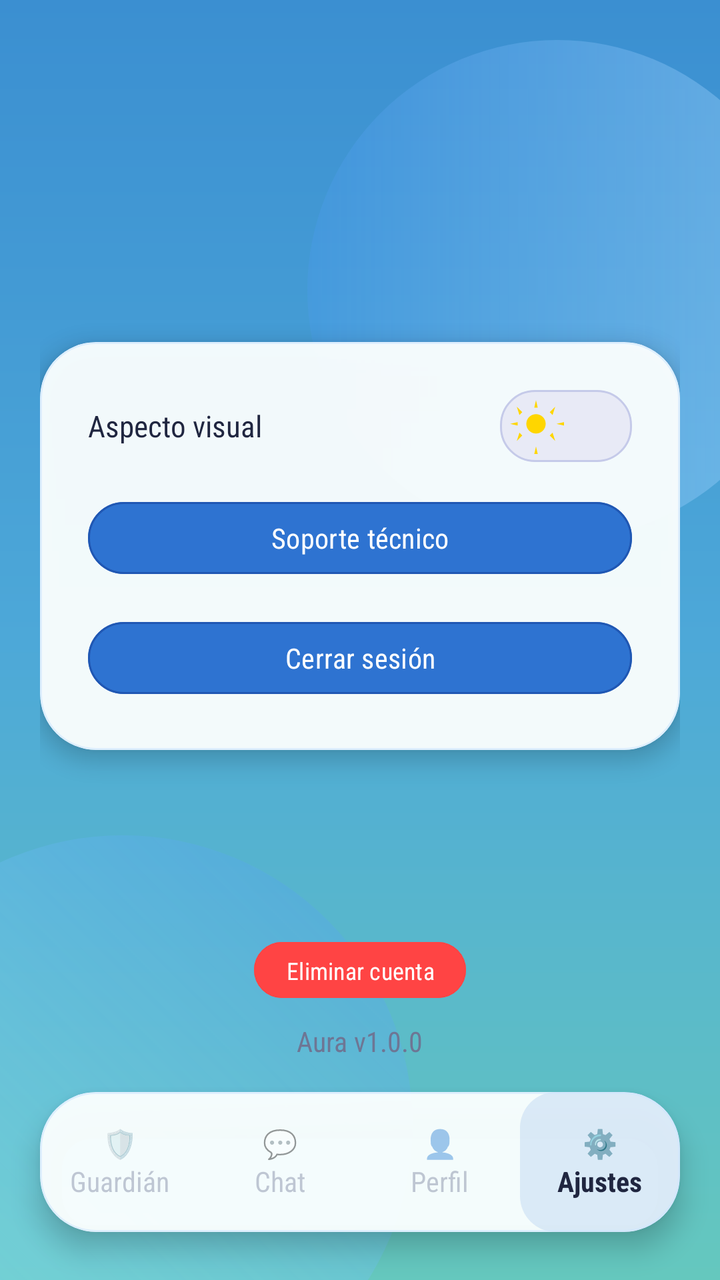
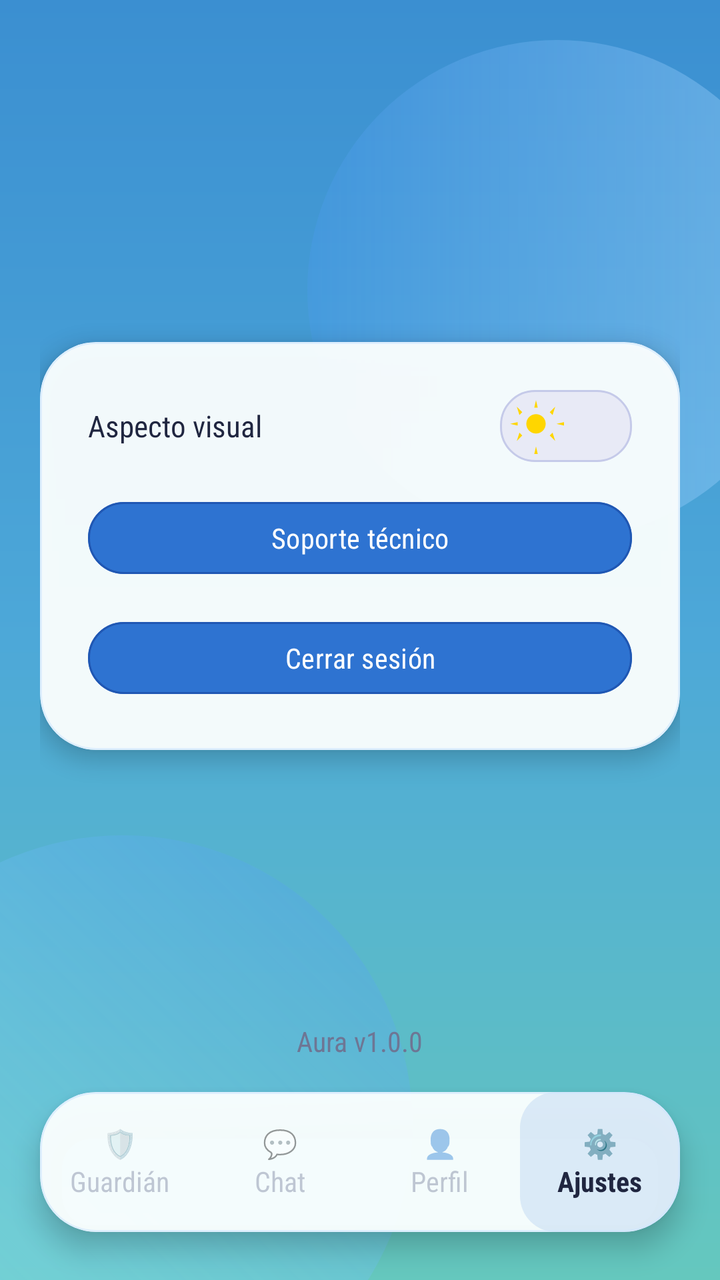

Compare the two renders of this Android layout. The source of the first and the diff that turns it into the second are given below.
<!-- AndroidManifest.xml: application theme Theme.Aura -->
<!-- res/layout/pantalla_ajustes.xml -->
<?xml version="1.0" encoding="utf-8"?>
<RelativeLayout xmlns:android="http://schemas.android.com/apk/res/android"
    xmlns:app="http://schemas.android.com/apk/res-auto"
    xmlns:tools="http://schemas.android.com/tools"
    android:id="@+id/main_ajustes"
    android:layout_width="match_parent"
    android:layout_height="match_parent"
    android:background="@drawable/bg_login_gradient"
    android:clipChildren="false"
    android:clipToPadding="false"
    tools:context=".PantallaAjustes">

    
    <View
        android:id="@+id/blobTopAjustes"
        android:layout_width="250dp"
        android:layout_height="250dp"
        android:layout_alignParentEnd="true"
        android:layout_marginTop="20dp"
        android:layout_marginEnd="-44dp"
        android:background="@drawable/bg_login_blob_top" />

    <View
        android:id="@+id/blobBottomAjustes"
        android:layout_width="290dp"
        android:layout_height="290dp"
        android:layout_alignParentStart="true"
        android:layout_alignParentBottom="true"
        android:layout_marginStart="-84dp"
        android:layout_marginBottom="-68dp"
        android:background="@drawable/bg_login_blob_bottom" />


    
    <com.google.android.material.card.MaterialCardView
        android:id="@+id/cardBottomNav"
        android:layout_width="match_parent"
        android:layout_height="70dp"
        android:layout_alignParentBottom="true"
        android:layout_marginHorizontal="20dp"
        android:layout_marginBottom="24dp"
        app:cardBackgroundColor="@color/login_card_bg"
        app:cardCornerRadius="28dp"
        app:cardElevation="8dp"
        app:strokeColor="@color/login_card_stroke"
        app:strokeWidth="1dp">

        <LinearLayout
            android:layout_width="match_parent"
            android:layout_height="match_parent"
            android:orientation="horizontal"
            android:gravity="center"
            android:weightSum="4">

            <LinearLayout
                android:id="@+id/navPaginaGuardian"
                android:layout_width="0dp"
                android:layout_height="match_parent"
                android:layout_weight="1"
                android:gravity="center"
                android:orientation="vertical"
                android:clickable="true"
                android:focusable="true"
                android:alpha="0.4">
                <TextView
                    android:id="@+id/tvNavPrincipalIcono"
                    android:layout_width="wrap_content"
                    android:layout_height="wrap_content"
                    android:text="🛡️"
                    android:textSize="14sp" />
                <TextView
                    android:id="@+id/tvNavPrincipalTexto"
                    android:layout_width="wrap_content"
                    android:layout_height="wrap_content"
                    android:fontFamily="sans-serif-condensed"
                    android:text="Guardián"
                    android:textColor="@color/aura_text_hint"
                    android:textSize="14sp" />
            </LinearLayout>

            <LinearLayout
                android:id="@+id/navChat"
                android:layout_width="0dp"
                android:layout_height="match_parent"
                android:layout_weight="1"
                android:gravity="center"
                android:orientation="vertical"
                android:clickable="true"
                android:focusable="true"
                android:alpha="0.4">
                <FrameLayout
                    android:layout_width="wrap_content"
                    android:layout_height="wrap_content">
                    <TextView
                        android:layout_width="wrap_content"
                        android:layout_height="wrap_content"
                        android:text="💬"
                        android:textSize="14sp" />
                    <TextView
                        android:id="@+id/tvChatBadge"
                        android:layout_width="wrap_content"
                        android:layout_height="wrap_content"
                        android:layout_gravity="end|top"
                        android:layout_marginStart="12dp"
                        android:layout_marginTop="0dp"
                        android:background="@drawable/bg_chat_badge"
                        android:gravity="center"
                        android:minWidth="18dp"
                        android:minHeight="20dp"
                        android:paddingLeft="4dp"
                        android:paddingTop="2dp"
                        android:paddingRight="4dp"
                        android:paddingBottom="2dp"
                        android:includeFontPadding="false"
                        android:textColor="@android:color/white"
                        android:textSize="10sp"
                        android:textStyle="bold"
                        android:visibility="gone" />
                </FrameLayout>
                <TextView
                    android:layout_width="wrap_content"
                    android:layout_height="wrap_content"
                    android:fontFamily="sans-serif-condensed"
                    android:text="Chat"
                    android:textColor="@color/aura_text_hint"
                    android:textSize="14sp" />
            </LinearLayout>

            <LinearLayout
                android:id="@+id/navPerfil"
                android:layout_width="0dp"
                android:layout_height="match_parent"
                android:layout_weight="1"
                android:gravity="center"
                android:orientation="vertical"
                android:clickable="true"
                android:focusable="true"
                android:alpha="0.4">
                <TextView
                    android:layout_width="wrap_content"
                    android:layout_height="wrap_content"
                    android:text="👤"
                    android:textSize="14sp" />
                <TextView
                    android:layout_width="wrap_content"
                    android:layout_height="wrap_content"
                    android:fontFamily="sans-serif-condensed"
                    android:text="Perfil"
                    android:textColor="@color/aura_text_hint"
                    android:textSize="14sp" />
            </LinearLayout>

            <LinearLayout
                android:id="@+id/navConfiguraciones"
                android:layout_width="0dp"
                android:layout_height="match_parent"
                android:layout_weight="1"
                android:gravity="center"
                android:orientation="vertical"
                android:clickable="true"
                android:focusable="true"
                android:background="@drawable/bg_nav_active">
                <TextView
                    android:layout_width="wrap_content"
                    android:layout_height="wrap_content"
                    android:text="⚙️"
                    android:textSize="14sp" />
                <TextView
                    android:layout_width="wrap_content"
                    android:layout_height="wrap_content"
                    android:fontFamily="sans-serif-condensed"
                    android:text="Ajustes"
                    android:textColor="@color/aura_text_primary"
                    android:textSize="14sp"
                    android:textStyle="bold" />
            </LinearLayout>
        </LinearLayout>
    </com.google.android.material.card.MaterialCardView>

    
    <ScrollView
        android:layout_width="match_parent"
        android:layout_height="match_parent"
        android:layout_above="@+id/cardBottomNav"
        android:fillViewport="true"
        android:fadeScrollbars="false"
        android:scrollbars="none">

        <RelativeLayout
            android:layout_width="match_parent"
            android:layout_height="wrap_content"
            android:gravity="center"
            android:padding="20dp">

            <com.google.android.material.card.MaterialCardView
                android:id="@+id/cardAjustes"
                android:layout_width="match_parent"
                android:layout_height="wrap_content"
                android:layout_centerInParent="true"
                app:cardBackgroundColor="@color/login_card_bg"
                app:cardCornerRadius="28dp"
                app:cardElevation="6dp"
                app:strokeColor="@color/login_card_stroke"
                app:strokeWidth="1dp">

                <LinearLayout
                    android:layout_width="match_parent"
                    android:layout_height="wrap_content"
                    android:orientation="vertical"
                    android:padding="24dp">

            
            <LinearLayout
                android:layout_width="match_parent"
                android:layout_height="wrap_content"
                android:gravity="center_vertical"
                android:orientation="horizontal">

                <TextView
                    android:layout_width="0dp"
                    android:layout_height="wrap_content"
                    android:layout_weight="1"
                    android:fontFamily="sans-serif-condensed"
                    android:text="Aspecto visual"
                    android:textColor="@color/aura_text_primary"
                    android:textSize="15sp" />

                <FrameLayout
                    android:id="@+id/layoutThemeToggle"
                    android:layout_width="66dp"
                    android:layout_height="36dp"
                    android:background="@drawable/toggle_track_day"
                    android:clickable="true"
                    android:focusable="true"
                    android:padding="1dp">

                    <ImageView
                        android:id="@+id/ivThumbToggle"
                        android:layout_width="28dp"
                        android:layout_height="28dp"
                        android:layout_gravity="start|center_vertical"
                        android:layout_marginStart="3dp"
                        android:contentDescription="@null"
                        android:scaleType="fitCenter"
                        android:src="@drawable/ic_sun" />

                </FrameLayout>
            </LinearLayout>

            
            <com.google.android.material.button.MaterialButton


                android:id="@+id/btnVincular"
                android:layout_width="match_parent"
                android:layout_height="44dp"
                android:layout_marginTop="32dp"
                android:fontFamily="sans-serif-condensed"
                android:text="Vinculación"
                android:textColor="@color/login_btn_text"
                android:textSize="14sp"
                android:visibility="gone"
                app:backgroundTint="@color/login_btn_bg"
                app:cornerRadius="24dp"
                app:strokeColor="@color/login_btn_stroke"
                app:strokeWidth="1dp" />

            
            <com.google.android.material.button.MaterialButton
                android:id="@+id/btnMiToken"
                android:layout_width="match_parent"
                android:layout_height="44dp"
                android:layout_marginTop="32dp"
                android:fontFamily="sans-serif-condensed"
                android:text="Token de vinculación"
                android:textColor="@color/login_btn_text"
                android:textSize="14sp"
                android:visibility="gone"
                app:backgroundTint="@color/login_btn_bg"
                app:cornerRadius="24dp"
                app:strokeColor="@color/login_btn_stroke"
                app:strokeWidth="1dp" />

            
            <com.google.android.material.button.MaterialButton
                android:id="@+id/btnSoporte"
                android:layout_width="match_parent"
                android:layout_height="44dp"
                android:layout_marginTop="16dp"
                android:fontFamily="sans-serif-condensed"
                android:text="Soporte técnico"
                android:textColor="@color/login_btn_text"
                android:textSize="14sp"
                app:backgroundTint="@color/login_btn_bg"
                app:cornerRadius="24dp"
                app:strokeColor="@color/login_btn_stroke"
                app:strokeWidth="1dp" />

            
            <com.google.android.material.button.MaterialButton
                android:id="@+id/btnCerrarSesion"
                android:layout_width="match_parent"
                android:layout_height="44dp"
                android:layout_marginTop="16dp"
                android:fontFamily="sans-serif-condensed"
                android:text="Cerrar sesión"
                android:textColor="@color/login_btn_text"
                android:textSize="14sp"
                app:backgroundTint="@color/login_btn_bg"
                app:cornerRadius="24dp"
                app:strokeColor="@color/login_btn_stroke"
                app:strokeWidth="1dp" />

        </LinearLayout>
            </com.google.android.material.card.MaterialCardView>
        </RelativeLayout>
    </ScrollView>

    <com.google.android.material.button.MaterialButton
        android:id="@+id/btnEliminarCuenta"
        android:layout_width="wrap_content"
        android:layout_height="36dp"
        android:layout_above="@id/tvVersionApp"
        android:layout_centerHorizontal="true"
        android:layout_marginBottom="8dp"
        android:fontFamily="sans-serif-condensed"
        android:paddingStart="16dp"
        android:paddingEnd="16dp"
        android:text="Eliminar cuenta"
        android:textAllCaps="false"
        android:textColor="@android:color/white"
        android:textSize="12sp"
        app:backgroundTint="@android:color/holo_red_light"
        app:cornerRadius="18dp"
        app:strokeColor="@android:color/holo_red_light"
        app:strokeWidth="1dp" />

    
    <TextView
        android:id="@+id/tvVersionApp"
        android:layout_width="wrap_content"
        android:layout_height="wrap_content"
        android:layout_above="@id/cardBottomNav"
        android:layout_centerHorizontal="true"
        android:layout_marginBottom="16dp"
        android:fontFamily="sans-serif-condensed"
        android:text="Aura v1.0.0"
        android:textColor="@color/aura_text_hint"
        android:textSize="14sp" />

</RelativeLayout>
<!-- resources referenced by this layout -->
<resources>
  <color name="aura_text_hint">#6E7694</color>
  <color name="aura_text_primary">#202640</color>
  <color name="login_btn_bg">#2E73D1</color>
  <color name="login_btn_stroke">#2057B3</color>
  <color name="login_btn_text">#FFFFFFFF</color>
  <color name="login_card_bg">#F4FBFFFF</color>
  <color name="login_card_stroke">#90CDE7FF</color>
  <!-- drawable bg_chat_badge (drawable) -->
  <?xml version="1.0" encoding="utf-8"?>
  <shape xmlns:android="http://schemas.android.com/apk/res/android"
      android:shape="rectangle">
      <solid android:color="#E53935" />
      <corners android:radius="999dp" />
      <padding
          android:left="6dp"
          android:top="3dp"
          android:right="6dp"
          android:bottom="3dp" />
  </shape>
  <!-- drawable bg_login_blob_bottom (drawable) -->
  <?xml version="1.0" encoding="utf-8"?>
  <shape xmlns:android="http://schemas.android.com/apk/res/android" android:shape="oval">
      <gradient
          android:angle="45"
          android:startColor="@color/login_blob_bottom_start"
          android:endColor="@color/login_blob_bottom_end"
          android:type="linear" />
  </shape>
  <!-- drawable bg_login_blob_top (drawable) -->
  <?xml version="1.0" encoding="utf-8"?>
  <shape xmlns:android="http://schemas.android.com/apk/res/android" android:shape="oval">
      <gradient
          android:angle="180"
          android:startColor="@color/login_blob_top_start"
          android:endColor="@color/login_blob_top_end"
          android:type="linear" />
  </shape>
  <!-- drawable bg_login_gradient (drawable) -->
  <?xml version="1.0" encoding="utf-8"?>
  <shape xmlns:android="http://schemas.android.com/apk/res/android" android:shape="rectangle">
      <gradient
          android:angle="300"
          android:startColor="@color/login_bg_start"
          android:centerColor="@color/login_bg_center"
          android:endColor="@color/login_bg_end"
          android:type="linear" />
  </shape>
  <!-- drawable bg_nav_active (drawable) -->
  <?xml version="1.0" encoding="utf-8"?>
  <shape xmlns:android="http://schemas.android.com/apk/res/android">
      <solid android:color="#222E73D1" />
      <corners android:radius="18dp" />
  </shape>
  <!-- drawable toggle_track_day (drawable) -->
  <?xml version="1.0" encoding="utf-8"?>
  <shape xmlns:android="http://schemas.android.com/apk/res/android"
      android:shape="rectangle">
      <corners android:radius="17dp" />
      <solid android:color="#E8EAF6" /> 
      <stroke android:width="1dp" android:color="#C5CAE9" />
  </shape>
  <style name="Theme.Aura" parent="Base.Theme.Aura" />
  <color name="login_blob_bottom_start">#6699F0FF</color>
  <color name="login_blob_bottom_end">#333F7FFF</color>
  <color name="login_blob_top_start">#66A9D9FF</color>
  <color name="login_blob_top_end">#334D9BFF</color>
  <color name="login_bg_start">#3B8FD1</color>
  <color name="login_bg_center">#4DA8D8</color>
  <color name="login_bg_end">#65C8BE</color>
  <style name="Base.Theme.Aura" parent="Theme.Material3.DayNight.NoActionBar">
          <item name="colorPrimary">@color/aura_btn_fill</item>
          <item name="colorOnPrimary">@color/white</item>
          <item name="android:windowBackground">@color/aura_card_bg</item>
      </style>
  <color name="aura_btn_fill">#DC284F</color>
  <color name="white">#FFFFFFFF</color>
  <color name="aura_card_bg">#F7F8FC</color>
  <!-- unchanged entries left out for length: 1 -->
</resources>

<!-- the commit's change to res/layout/pantalla_ajustes.xml (unified diff, before → after) -->
@@ -316,25 +316,6 @@
         </RelativeLayout>
     </ScrollView>
 
-    <com.google.android.material.button.MaterialButton
-        android:id="@+id/btnEliminarCuenta"
-        android:layout_width="wrap_content"
-        android:layout_height="36dp"
-        android:layout_above="@id/tvVersionApp"
-        android:layout_centerHorizontal="true"
-        android:layout_marginBottom="8dp"
-        android:fontFamily="sans-serif-condensed"
-        android:paddingStart="16dp"
-        android:paddingEnd="16dp"
-        android:text="Eliminar cuenta"
-        android:textAllCaps="false"
-        android:textColor="@android:color/white"
-        android:textSize="12sp"
-        app:backgroundTint="@android:color/holo_red_light"
-        app:cornerRadius="18dp"
-        app:strokeColor="@android:color/holo_red_light"
-        app:strokeWidth="1dp" />
-
     
     <TextView
         android:id="@+id/tvVersionApp"
